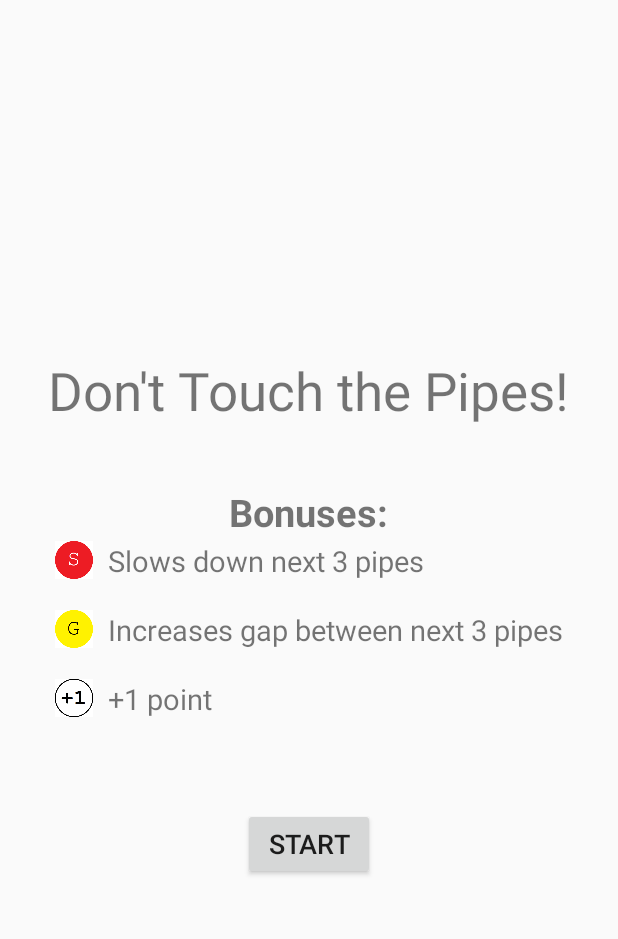
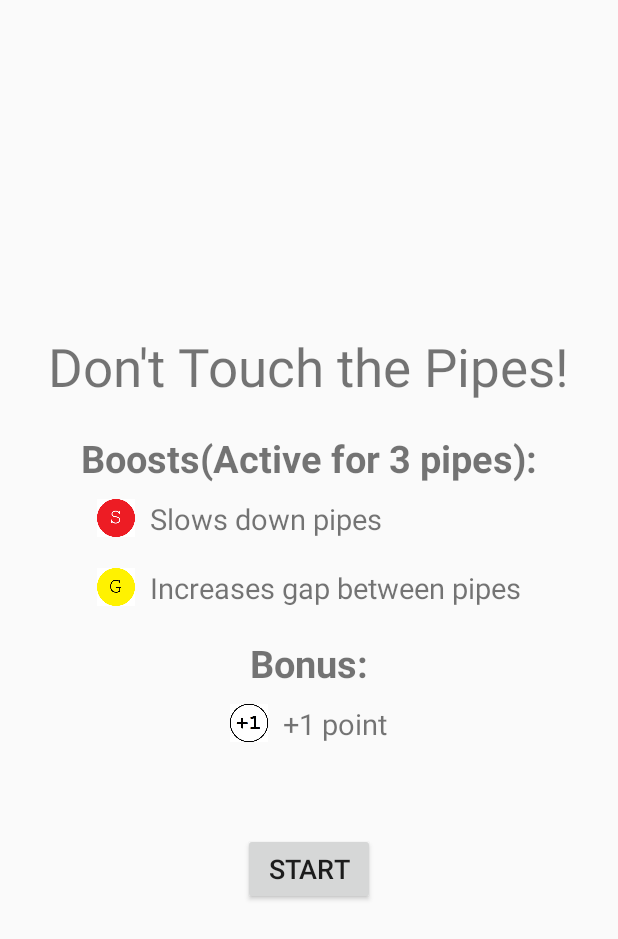
Before and after one commit to danielzyy/Pipe-Dodger, an Android app: the screen it shows after launch (start), on a phone screen of 412 x 824 dp. Shown: the top 939 px of the screen. Run offline under Robolectric (Android 15) with nearby library versions, the phone set to English and light mode, and no system bars; our stand-ins replace AdMob.

Commit message:
updated start menu layout

```diff
--- a/AppDanielYe/app/src/main/res/layout/activity_start.xml
+++ b/AppDanielYe/app/src/main/res/layout/activity_start.xml
@@ -15,14 +15,14 @@
     <TextView
         android:layout_width="wrap_content"
         android:layout_height="wrap_content"
-        android:text="Bonuses:"
+        android:text="Boosts(Active for 3 pipes):"
         android:textStyle="bold"
         android:textSize="25sp"
-        android:layout_marginTop="40dp"/>
+        android:layout_marginTop="20dp"/>
     <TableLayout
         android:layout_width="wrap_content"
         android:layout_height="wrap_content"
-        android:layout_marginTop="2dp">
+        android:layout_marginTop="10dp">
 
         <TableRow
             android:gravity="center_vertical">
@@ -33,7 +33,7 @@
             <TextView
                 android:layout_width="wrap_content"
                 android:layout_height="wrap_content"
-                android:text="Slows down next 3 pipes"
+                android:text="Slows down pipes"
                 android:textSize="19sp"
                 android:paddingLeft="10dp"/>
         </TableRow>
@@ -47,12 +47,24 @@
             <TextView
                 android:layout_width="wrap_content"
                 android:layout_height="wrap_content"
-                android:text="Increases gap between next 3 pipes"
+                android:text="Increases gap between pipes"
                 android:textSize="19sp"
                 android:paddingLeft="10dp"/>
         </TableRow>
+    </TableLayout>
+
+    <TextView
+        android:layout_width="wrap_content"
+        android:layout_height="wrap_content"
+        android:text="Bonus:"
+        android:textStyle="bold"
+        android:textSize="25sp"
+        android:layout_marginTop="20dp"/>
+    <TableLayout
+        android:layout_width="wrap_content"
+        android:layout_height="wrap_content"
+        android:layout_marginTop="10dp">
         <TableRow
-            android:layout_marginTop="20dp"
             android:gravity="center_vertical">
             <ImageView
                 android:layout_width="25dp"
```
